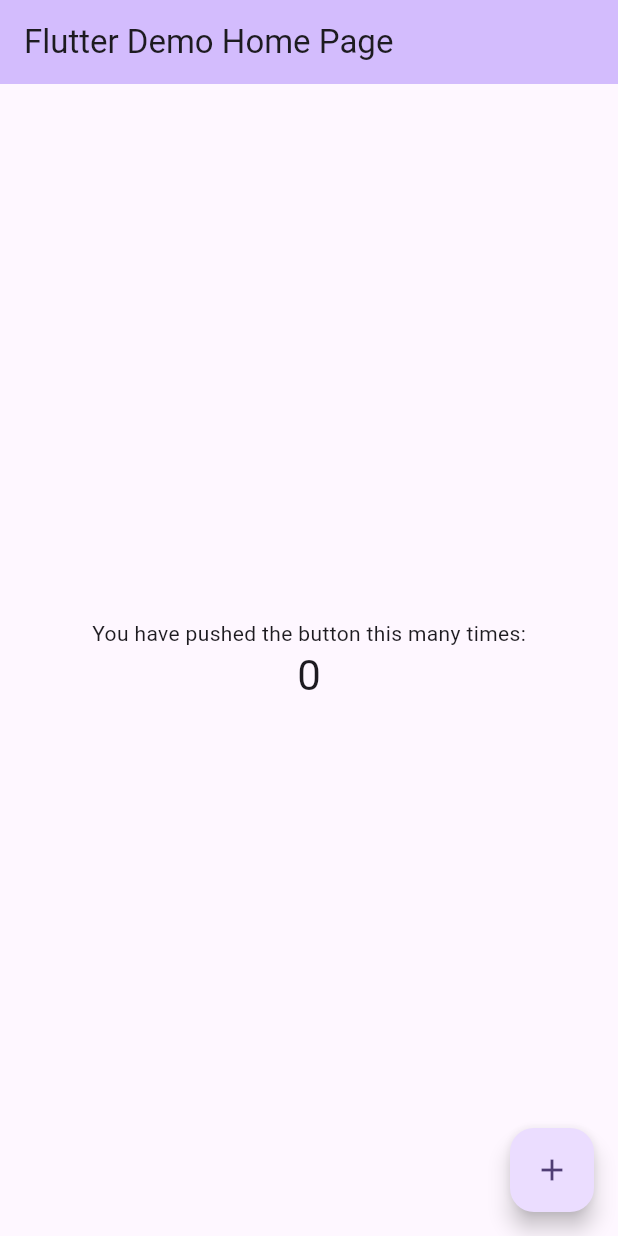
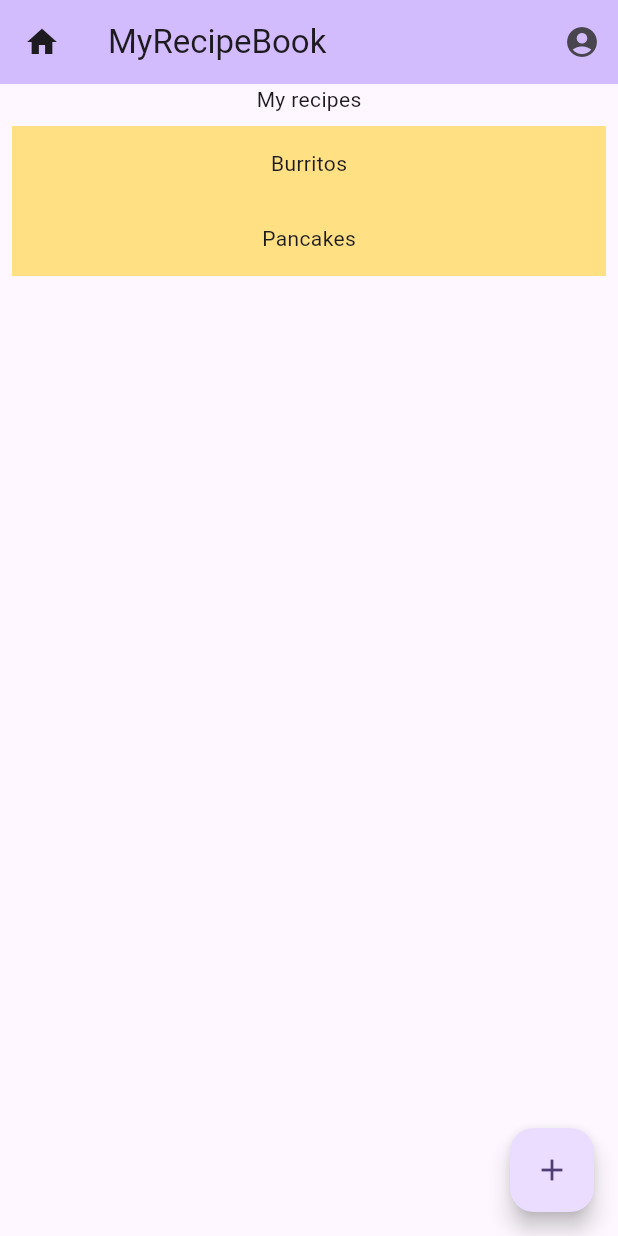
Before and after one commit to RedLexa/MyRecipeBook, a Flutter app: the screen it shows after launch, on a phone screen of 412 x 824 dp. Run offline on Flutter 3.47's test engine with Material 3 defaults, Android fonts, the phone set to English and light mode, and no system bars.

Commit message:
structure + start of the first feature

```diff
--- a/my_recipe_book/lib/main.dart
+++ b/my_recipe_book/lib/main.dart
@@ -1,122 +1,35 @@
 import 'package:flutter/material.dart';
+import 'package:my_recipe_book/repositories/recipes_repository.dart';
+import 'package:my_recipe_book/services/recipes_service.dart';
+import 'package:my_recipe_book/view_models/home_view_model.dart';
+import 'package:my_recipe_book/views/home_screen.dart';
+import 'package:provider/provider.dart';
 
 void main() {
-  runApp(const MyApp());
+
+  final RecipesService recipesService = RecipesService();
+
+  final RecipesRepository recipesRepository = RecipesRepository(recipesService);
+
+  runApp(
+    ChangeNotifierProvider(
+      create: (_) => HomeViewModel(recipesRepository),
+      child: const MyRecipeBook(),
+    ),
+  );
 }
 
-class MyApp extends StatelessWidget {
-  const MyApp({super.key});
+class MyRecipeBook extends StatelessWidget {
+  const MyRecipeBook({super.key});
 
-  // This widget is the root of your application.
   @override
   Widget build(BuildContext context) {
     return MaterialApp(
       title: 'Flutter Demo',
       theme: ThemeData(
-        // This is the theme of your application.
-        //
-        // TRY THIS: Try running your application with "flutter run". You'll see
-        // the application has a purple toolbar. Then, without quitting the app,
-        // try changing the seedColor in the colorScheme below to Colors.green
-        // and then invoke "hot reload" (save your changes or press the "hot
-        // reload" button in a Flutter-supported IDE, or press "r" if you used
-        // the command line to start the app).
-        //
-        // Notice that the counter didn't reset back to zero; the application
-        // state is not lost during the reload. To reset the state, use hot
-        // restart instead.
-        //
-        // This works for code too, not just values: Most code changes can be
-        // tested with just a hot reload.
         colorScheme: .fromSeed(seedColor: Colors.deepPurple),
       ),
-      home: const MyHomePage(title: 'Flutter Demo Home Page'),
+      home: const HomeScreen(),
     );
   }
 }
-
-class MyHomePage extends StatefulWidget {
-  const MyHomePage({super.key, required this.title});
-
-  // This widget is the home page of your application. It is stateful, meaning
-  // that it has a State object (defined below) that contains fields that affect
-  // how it looks.
-
-  // This class is the configuration for the state. It holds the values (in this
-  // case the title) provided by the parent (in this case the App widget) and
-  // used by the build method of the State. Fields in a Widget subclass are
-  // always marked "final".
-
-  final String title;
-
-  @override
-  State<MyHomePage> createState() => _MyHomePageState();
-}
-
-class _MyHomePageState extends State<MyHomePage> {
-  int _counter = 0;
-
-  void _incrementCounter() {
-    setState(() {
-      // This call to setState tells the Flutter framework that something has
-      // changed in this State, which causes it to rerun the build method below
-      // so that the display can reflect the updated values. If we changed
-      // _counter without calling setState(), then the build method would not be
-      // called again, and so nothing would appear to happen.
-      _counter++;
-    });
-  }
-
-  @override
-  Widget build(BuildContext context) {
-    // This method is rerun every time setState is called, for instance as done
-    // by the _incrementCounter method above.
-    //
-    // The Flutter framework has been optimized to make rerunning build methods
-    // fast, so that you can just rebuild anything that needs updating rather
-    // than having to individually change instances of widgets.
-    return Scaffold(
-      appBar: AppBar(
-        // TRY THIS: Try changing the color here to a specific color (to
-        // Colors.amber, perhaps?) and trigger a hot reload to see the AppBar
-        // change color while the other colors stay the same.
-        backgroundColor: Theme.of(context).colorScheme.inversePrimary,
-        // Here we take the value from the MyHomePage object that was created by
-        // the App.build method, and use it to set our appbar title.
-        title: Text(widget.title),
-      ),
-      body: Center(
-        // Center is a layout widget. It takes a single child and positions it
-        // in the middle of the parent.
-        child: Column(
-          // Column is also a layout widget. It takes a list of children and
-          // arranges them vertically. By default, it sizes itself to fit its
-          // children horizontally, and tries to be as tall as its parent.
-          //
-          // Column has various properties to control how it sizes itself and
-          // how it positions its children. Here we use mainAxisAlignment to
-          // center the children vertically; the main axis here is the vertical
-          // axis because Columns are vertical (the cross axis would be
-          // horizontal).
-          //
-          // TRY THIS: Invoke "debug painting" (choose the "Toggle Debug Paint"
-          // action in the IDE, or press "p" in the console), to see the
-          // wireframe for each widget.
-          mainAxisAlignment: .center,
-          children: [
-            const Text('You have pushed the button this many times:'),
-            Text(
-              '$_counter',
-              style: Theme.of(context).textTheme.headlineMedium,
-            ),
-          ],
-        ),
-      ),
-      floatingActionButton: FloatingActionButton(
-        onPressed: _incrementCounter,
-        tooltip: 'Increment',
-        child: const Icon(Icons.add),
-      ),
-    );
-  }
-}
--- /dev/null
+++ b/my_recipe_book/lib/models/recipe.dart
@@ -0,0 +1,15 @@
+class RecipeModel {
+  int id;
+  String title;
+  String description;
+  List ingredients;
+  List steps;
+
+  RecipeModel({
+    required this.id,
+    required this.title,
+    required this.description,
+    required this.ingredients,
+    required this.steps
+  });
+}
--- /dev/null
+++ b/my_recipe_book/lib/repositories/recipes_repository.dart
@@ -0,0 +1,20 @@
+import 'package:my_recipe_book/models/recipe.dart';
+import 'package:my_recipe_book/services/recipes_service.dart';
+
+class RecipesRepository {
+  RecipesService recipesService;
+
+  RecipesRepository(this.recipesService);
+
+  List getAllRecipes() {
+    return recipesService.getAllRecipes();
+  }
+
+  RecipeModel getRecipe(int id) {
+    return recipesService.getRecipe(id);
+  }
+
+  int getRecipesLength() {
+    return recipesService.getRecipesLength();
+  }
+}
--- /dev/null
+++ b/my_recipe_book/lib/services/recipes_service.dart
@@ -0,0 +1,45 @@
+import 'package:my_recipe_book/models/recipe.dart';
+
+class RecipesService {
+  // In the future this class will be use to connect the backend
+  List recipes = [
+    RecipeModel(
+        id: 1,
+        title: "Burritos",
+        description: "Incredible mexican dish",
+        ingredients: [
+          "meat",
+          "wraps"
+        ],
+        steps: [
+          "open the wrap",
+          "put the meat into the wrap"
+        ]
+    ),
+    RecipeModel(
+        id: 2,
+        title: "Pancakes",
+        description: "Incredible french dish",
+        ingredients: [
+          "milk",
+          "nutella"
+        ],
+        steps: [
+          "cook pancakes",
+          "put a lot of nutella and enjoyyyyy"
+        ]
+    ),
+  ];
+
+  List getAllRecipes() {
+    return recipes;
+  }
+
+  RecipeModel getRecipe(int id) {
+    return recipes[id];
+  }
+
+  int getRecipesLength() {
+    return recipes.length;
+  }
+}
--- /dev/null
+++ b/my_recipe_book/lib/view_models/home_view_model.dart
@@ -0,0 +1,47 @@
+import 'package:flutter/material.dart';
+import 'package:my_recipe_book/models/recipe.dart';
+import 'package:my_recipe_book/repositories/recipes_repository.dart';
+
+
+class HomeViewModel extends ChangeNotifier {
+  RecipesRepository recipesRepository;
+
+  HomeViewModel(this.recipesRepository);
+
+  List recipes = [
+    RecipeModel(
+        id: 1,
+        title: "Burritos",
+        description: "Incredible mexican dish",
+        ingredients: [
+          "meat",
+          "wraps"
+        ],
+        steps: [
+          "open the wrap",
+          "put the meat into the wrap"
+        ]
+    ),
+    RecipeModel(
+        id: 2,
+        title: "Pancakes",
+        description: "Incredible french dish",
+        ingredients: [
+          "milk",
+          "nutella"
+        ],
+        steps: [
+          "cook pancakes",
+          "put a lot of nutella and enjoyyyyy"
+        ]
+    ),
+  ];
+
+  void addRecipe() {
+    //TODO
+  }
+
+  void deleteRecipe() {
+    //TODO
+  }
+}
--- /dev/null
+++ b/my_recipe_book/lib/views/home_screen.dart
@@ -0,0 +1,87 @@
+import 'package:flutter/material.dart';
+import 'package:provider/provider.dart';
+import '../view_models/home_view_model.dart';
+
+class HomeScreen extends StatelessWidget {
+  const HomeScreen({super.key});
+
+  @override
+  Widget build(BuildContext context) {
+    final List<String> entries = <String>['A', 'B', 'C'];
+    final List<int> colorCodes = <int>[600, 500, 100];
+
+    return Scaffold(
+      appBar: AppBar(
+        leading: IconButton(
+            onPressed: () {
+              Navigator.push(
+                context,
+                MaterialPageRoute(
+                    builder: (context) => const HomeScreen(),
+                ),
+              );
+            }, icon: Icon(
+          Icons.home,
+          size: 24,
+        )),
+        backgroundColor: Theme.of(context).colorScheme.inversePrimary,
+        title: Text("MyRecipeBook"),
+        actions: [
+          IconButton(
+              onPressed: () {
+                //Navigator.push(
+                  //context,
+                  //MaterialPageRoute(
+                    //builder: (context) => const ProfileScreen(),
+                  //),
+                //);
+                ScaffoldMessenger.of(context).showSnackBar(
+                  const SnackBar(content: Text('Coming soon!')),
+                );
+              }, icon: Icon(
+            Icons.account_circle
+          ))
+        ]
+
+      ),
+      body: Center(
+        child: Consumer<HomeViewModel>(
+            builder: (context, viewModel, _) {
+              return Column(
+                children: [
+                  const Text('My recipes'),
+                  Expanded(
+                      child: ListView.builder(
+                        padding: const EdgeInsets.all(8),
+                        itemCount: viewModel.recipes.length,
+                        itemBuilder: (BuildContext context, int index) {
+                          return Container(
+                            height: 50,
+                            color: Colors.amber[200],
+                            child: Center(child: Text('${viewModel.recipes[index].title}')),
+                          );
+                          },
+                    ),
+                  ),
+                ],
+              );
+            }
+          )
+      ),
+      floatingActionButton: Consumer<HomeViewModel>(
+          builder: (context, viewModel, _) {
+            return FloatingActionButton(
+              onPressed: () {
+                ScaffoldMessenger.of(context).showSnackBar(
+                  const SnackBar(content: Text('Coming soon!')),
+                );
+              },
+              //viewModel.addRecipe,
+              tooltip: 'Increment',
+              child: const Icon(Icons.add),
+            );
+          }
+      )
+    );
+  }
+}
--- a/my_recipe_book/pubspec.yaml
+++ b/my_recipe_book/pubspec.yaml
@@ -30,6 +30,7 @@ environment:
 dependencies:
   flutter:
     sdk: flutter
+  provider: ^6.0.5
 
   # The following adds the Cupertino Icons font to your application.
   # Use with the CupertinoIcons class for iOS style icons.
```
Also changed, not shown: my_recipe_book/pubspec.lock, 1 other file.
